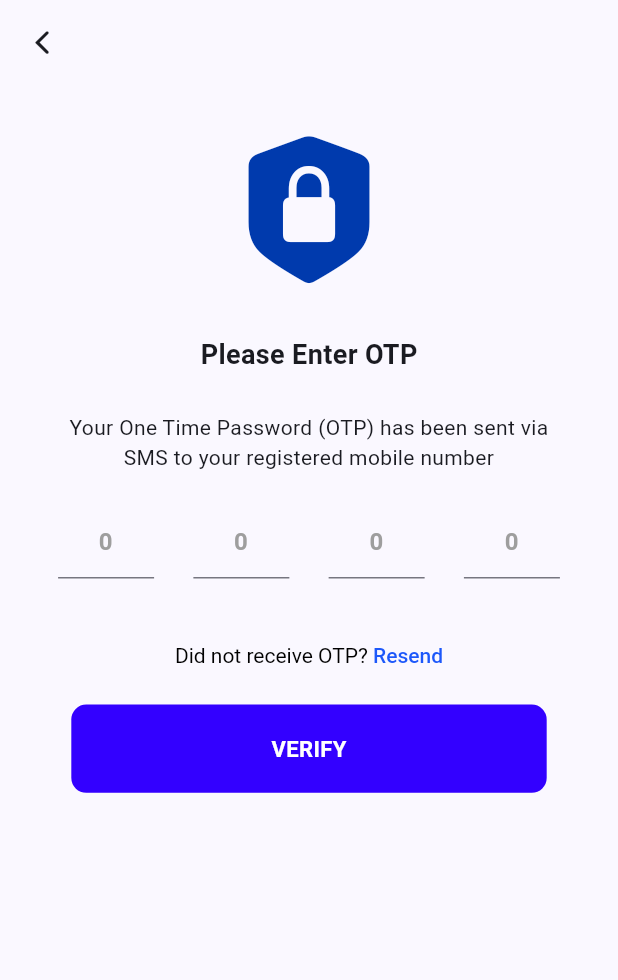
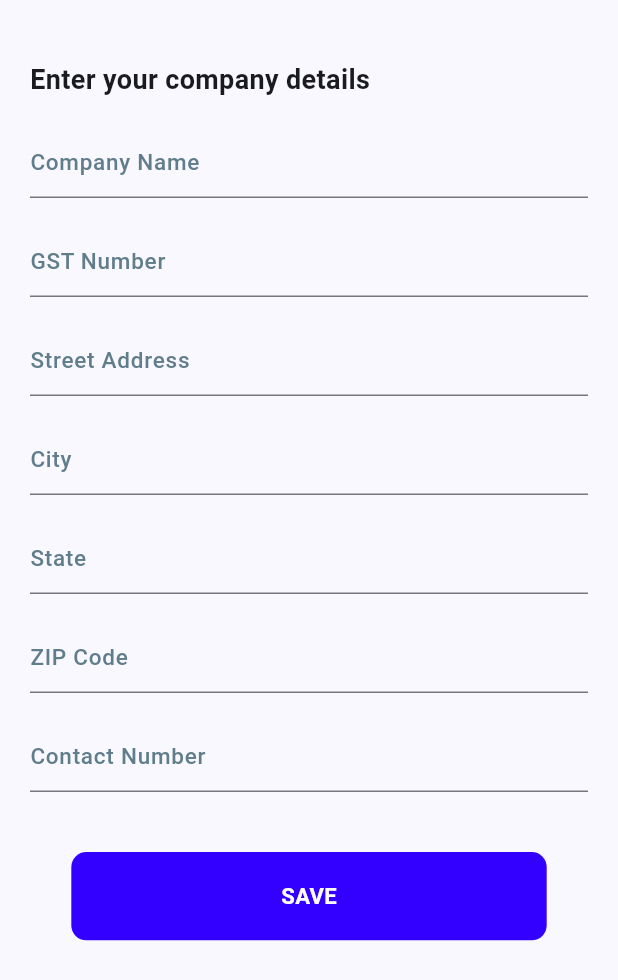
Before and after one commit to joyaljosephnote/sales_tracker_invoce_application, a Flutter app: the OtpFormScreen screen opened by its route, after a tap on "VERIFY", on a phone screen of 412 x 824 dp. Shown: the top 980 px of the screen. Run offline on Flutter 3.47's test engine with Material 2 defaults, Android fonts, the phone set to English and light mode, and no system bars; our stand-ins replace bloc, cloud_firestore, firebase_auth, firebase_core, flutter_bloc, flutter_svg and 2 more; accounts and stored records are empty.

Commit message:
google auth sucsussfully added

```diff
--- /dev/null
+++ b/lib/data/repositories/auth_repository/auth_repositories.dart
@@ -0,0 +1,6 @@
+import 'package:sales_tracker/featurs/utils/constants/constants.dart';
+
+abstract class AuthRepository {
+  Future<AuthResults> signInWithGoogle();
+  Future<void> sendEmailForVerification();
+}
--- /dev/null
+++ b/lib/featurs/business_logics/auth/auth_bloc.dart
@@ -0,0 +1,23 @@
+import 'dart:async';
+import 'package:bloc/bloc.dart';
+import 'package:sales_tracker/data/repositories/auth_repository/auth_repositories.dart';
+import 'package:sales_tracker/featurs/utils/constants/constants.dart';
+
+part 'auth_event.dart';
+part 'auth_state.dart';
+
+class AuthBloc extends Bloc<AuthEvent, AuthState> {
+  final AuthRepository authRepository;
+  AuthBloc(this.authRepository) : super(AuthInitial()) {
+    on<GoogleSignUpEvent>(googleSignUpEvent);
+  }
+
+  FutureOr<void> googleSignUpEvent(
+      GoogleSignUpEvent event, Emitter<AuthState> emit) async {
+    AuthResults authResults = await authRepository.signInWithGoogle();
+    authResults == AuthResults.googleSignInVerified ||
+            authResults == AuthResults.googleSignInVerifiedNewUser
+        ? emit(AuthSuccess(authResults: authResults))
+        : emit(AuthError(authResults: authResults));
+  }
+}
--- /dev/null
+++ b/lib/featurs/business_logics/auth/auth_event.dart
@@ -0,0 +1,7 @@
+part of 'auth_bloc.dart';
+
+class AuthEvent {}
+
+class VerifyEmailEvent extends AuthEvent {}
+
+class GoogleSignUpEvent extends AuthEvent {}
--- /dev/null
+++ b/lib/featurs/business_logics/auth/auth_state.dart
@@ -0,0 +1,19 @@
+part of 'auth_bloc.dart';
+
+abstract class AuthState {}
+
+class AuthInitial extends AuthState {}
+
+class AuthLoading extends AuthState {}
+
+class AuthError extends AuthState {
+  final AuthResults authResults;
+  AuthError({required this.authResults});
+}
+
+class AuthSuccess extends AuthState {
+  final AuthResults authResults;
+  AuthSuccess({required this.authResults});
+}
+
+class EmailVerified extends AuthState {}
--- a/lib/featurs/presentation/routes/generated_rountes.dart
+++ b/lib/featurs/presentation/routes/generated_rountes.dart
@@ -1,6 +1,7 @@
 import 'package:flutter/material.dart';
 import 'package:sales_tracker/featurs/business_logics/landing_page_bloc/landing_page_bloc.dart';
 import 'package:sales_tracker/featurs/presentation/routes/routs.dart';
+import 'package:sales_tracker/featurs/presentation/screens/mobile/business_profile_screen/business_profile_screen.dart';
 import 'package:sales_tracker/featurs/presentation/screens/mobile/landing_screen/landing_screen.dart';
 import 'package:sales_tracker/featurs/presentation/screens/mobile/auth_screen/auth_screen.dart';
 import 'package:sales_tracker/featurs/presentation/screens/mobile/otp_screen/otp_form_screen.dart';
@@ -20,6 +21,9 @@ class RouteGenerator {
         return MaterialPageRoute(builder: (context) => const LandingScreen());
       case Routes.otpVerificationScreen:
         return MaterialPageRoute(builder: (context) => const OtpFormScreen());
+      case Routes.businessProfileScreen:
+        return MaterialPageRoute(
+            builder: (context) => const BusinessProfileScreen());
       default:
         return _errorRoute();
     }
--- a/lib/featurs/presentation/routes/routs.dart
+++ b/lib/featurs/presentation/routes/routs.dart
@@ -3,4 +3,5 @@ class Routes {
   static const String authScreen = '/sign_in';
   static const String otpVerificationScreen = '/otp_verification';
   static const String landingScreen = '/landig_screen';
+  static const String businessProfileScreen = '/business_profile_screen';
 }
--- /dev/null
+++ b/lib/featurs/presentation/screens/mobile/business_profile_screen/business_profile_screen.dart
@@ -0,0 +1,213 @@
+import 'package:flutter/cupertino.dart';
+import 'package:flutter/material.dart';
+import 'package:sales_tracker/featurs/presentation/routes/routs.dart';
+import 'package:sales_tracker/featurs/utils/colors/app_colors.dart';
+import 'package:sales_tracker/featurs/utils/constants/constants.dart';
+import 'package:sales_tracker/featurs/utils/widgets/Ink_well_button.dart';
+import 'package:sales_tracker/featurs/utils/widgets/sized_box_widgets.dart';
+import 'package:sales_tracker/featurs/utils/widgets/text_style.dart';
+
+class BusinessProfileScreen extends StatelessWidget {
+  const BusinessProfileScreen({super.key});
+
+  @override
+  Widget build(BuildContext context) {
+    return Scaffold(
+      // appBar: AppBar(
+      //   title: textHeding1(data: "", textSize: 18),
+      //   centerTitle: true,
+      //   leading: IconButton(
+      //     onPressed: () =>
+      //         Navigator.popAndPushNamed(context, Routes.otpVerificationScreen),
+      //     icon: const Icon(
+      //       CupertinoIcons.back,
+      //     ),
+      //   ),
+      // ),
+      body: SafeArea(
+        child: SingleChildScrollView(
+          child: Container(
+            margin: const EdgeInsets.fromLTRB(20, 0, 20, 0),
+            child: Column(
+              children: [
+                heightSizedBox(heightValue: 40.0),
+                Align(
+                  alignment: Alignment.centerLeft,
+                  child: textHeding1(
+                    data: 'Enter your company details',
+                    textSize: 18,
+                  ),
+                ),
+                heightSizedBox(heightValue: 18.0),
+                TextFormField(
+                  validator: (value) {
+                    return null;
+                  },
+                  textCapitalization: TextCapitalization.sentences,
+                  decoration: const InputDecoration(
+                    focusColor: Colors.amber,
+                    border: UnderlineInputBorder(),
+                    hintText: "Company Name",
+                    hintStyle: TextStyle(
+                        fontSize: 15,
+                        fontWeight: FontWeight.w500,
+                        color: Colors.blueGrey),
+                  ),
+                  keyboardType: TextInputType.text,
+                  style: const TextStyle(
+                    fontSize: 16,
+                    fontWeight: FontWeight.bold,
+                    color: primaryColor,
+                  ),
+                ),
+                heightSizedBox(heightValue: 18.0),
+                TextFormField(
+                  validator: (value) {
+                    return null;
+                  },
+                  textCapitalization: TextCapitalization.characters,
+                  decoration: const InputDecoration(
+                    focusColor: Colors.amber,
+                    border: UnderlineInputBorder(),
+                    hintText: "GST Number",
+                    hintStyle: TextStyle(
+                        fontSize: 15,
+                        fontWeight: FontWeight.w500,
+                        color: Colors.blueGrey),
+                  ),
+                  style: const TextStyle(
+                    fontSize: 16,
+                    fontWeight: FontWeight.bold,
+                    color: primaryColor,
+                  ),
+                ),
+                heightSizedBox(heightValue: 18.0),
+                TextFormField(
+                  validator: (value) {
+                    return null;
+                  },
+                  textCapitalization: TextCapitalization.characters,
+                  decoration: const InputDecoration(
+                    focusColor: Colors.amber,
+                    border: UnderlineInputBorder(),
+                    hintText: "Street Address",
+                    hintStyle: TextStyle(
+                        fontSize: 15,
+                        fontWeight: FontWeight.w500,
+                        color: Colors.blueGrey),
+                  ),
+                  style: const TextStyle(
+                    fontSize: 16,
+                    fontWeight: FontWeight.bold,
+                    color: primaryColor,
+                  ),
+                ),
+                heightSizedBox(heightValue: 18.0),
+                TextFormField(
+                  validator: (value) {
+                    return null;
+                  },
+                  textCapitalization: TextCapitalization.characters,
+                  decoration: const InputDecoration(
+                    focusColor: Colors.amber,
+                    border: UnderlineInputBorder(),
+                    hintText: "City",
+                    hintStyle: TextStyle(
+                        fontSize: 15,
+                        fontWeight: FontWeight.w500,
+                        color: Colors.blueGrey),
+                  ),
+                  style: const TextStyle(
+                    fontSize: 16,
+                    fontWeight: FontWeight.bold,
+                    color: primaryColor,
+                  ),
+                ),
+                heightSizedBox(heightValue: 18.0),
+                TextFormField(
+                  validator: (value) {
+                    return null;
+                  },
+                  textCapitalization: TextCapitalization.characters,
+                  decoration: const InputDecoration(
+                    focusColor: Colors.amber,
+                    border: UnderlineInputBorder(),
+                    hintText: "State",
+                    hintStyle: TextStyle(
+                        fontSize: 15,
+                        fontWeight: FontWeight.w500,
+                        color: Colors.blueGrey),
+                  ),
+                  style: const TextStyle(
+                    fontSize: 16,
+                    fontWeight: FontWeight.bold,
+                    color: primaryColor,
+                  ),
+                ),
+                heightSizedBox(heightValue: 18.0),
+                TextFormField(
+                  validator: (value) {
+                    return null;
+                  },
+                  keyboardType: TextInputType.number,
+                  decoration: const InputDecoration(
+                    focusColor: Colors.amber,
+                    border: UnderlineInputBorder(),
+                    hintText: "ZIP Code",
+                    hintStyle: TextStyle(
+                        fontSize: 15,
+                        fontWeight: FontWeight.w500,
+                        color: Colors.blueGrey),
+                  ),
+                  style: const TextStyle(
+                    fontSize: 16,
+                    fontWeight: FontWeight.bold,
+                    color: primaryColor,
+                  ),
+                ),
+                heightSizedBox(heightValue: 18.0),
+                TextFormField(
+                  validator: (value) {
+                    return null;
+                  },
+                  keyboardType: TextInputType.phone,
+                  decoration: const InputDecoration(
+                    focusColor: Colors.amber,
+                    border: UnderlineInputBorder(),
+                    hintText: "Contact Number",
+                    hintStyle: TextStyle(
+                        fontSize: 15,
+                        fontWeight: FontWeight.w500,
+                        color: Colors.blueGrey),
+                  ),
+                  style: const TextStyle(
+                    fontSize: 16,
+                    fontWeight: FontWeight.bold,
+                    color: primaryColor,
+                  ),
+                ),
+                heightSizedBox(heightValue: 40.0),
+                Container(
+                  width: sWidth! / 1.3,
+                  height: sWidth! / 7,
+                  decoration: const BoxDecoration(
+                    color: buttonColor,
+                    borderRadius: BorderRadius.all(Radius.circular(10)),
+                  ),
+                  child: InkWellButtonWidget(
+                    borderRadius: 12,
+                    data: "SAVE",
+                    fontSize: sWidth! / 28,
+                    onTap: () {
+                      Navigator.popAndPushNamed(context, Routes.landingScreen);
+                    },
+                  ),
+                ),
+              ],
+            ),
+          ),
+        ),
+      ),
+    );
+  }
+}
--- a/lib/featurs/utils/components/auth_screen_cmp/auth_screen_componets.dart
+++ b/lib/featurs/utils/components/auth_screen_cmp/auth_screen_componets.dart
@@ -1,7 +1,9 @@
 import 'package:flutter/cupertino.dart';
 import 'package:flutter/gestures.dart';
 import 'package:flutter/material.dart';
+import 'package:flutter_bloc/flutter_bloc.dart';
 import 'package:flutter_svg/svg.dart';
+import 'package:sales_tracker/featurs/business_logics/auth/auth_bloc.dart';
 import 'package:sales_tracker/featurs/presentation/routes/routs.dart';
 import 'package:sales_tracker/featurs/utils/colors/app_colors.dart';
 import 'package:sales_tracker/featurs/utils/constants/constants.dart';
@@ -77,14 +79,29 @@ class GoogleSign extends StatelessWidget {
 
   @override
   Widget build(BuildContext context) {
-    return InkWell(
+    final blocProvider = BlocProvider.of<AuthBloc>(context);
+    return BlocListener<AuthBloc, AuthState>(
+      listenWhen: (previous, current) => current is AuthSuccess,
+      listener: (context, state) {
+        state as AuthSuccess;
+        if (AuthResults.googleSignInVerified == state.authResults) {
+          Navigator.popAndPushNamed(context, Routes.authScreen);
+        } else if (state.authResults ==
+            AuthResults.googleSignInVerifiedNewUser) {
+          Navigator.popAndPushNamed(context, Routes.businessProfileScreen);
+        }
+      },
+      child: InkWell(
         borderRadius: const BorderRadius.all(
           Radius.circular(25),
         ),
-      onTap: () {},
+        onTap: () {
+          blocProvider.add(GoogleSignUpEvent());
+        },
         child: SvgPicture.asset(
           'assets/images/google.svg',
           width: 48,
+        ),
       ),
     );
   }
--- a/lib/featurs/utils/components/otp_screen_cmp/otp_screen_componets.dart
+++ b/lib/featurs/utils/components/otp_screen_cmp/otp_screen_componets.dart
@@ -2,6 +2,7 @@ import 'package:flutter/cupertino.dart';
 import 'package:flutter/gestures.dart';
 import 'package:flutter/material.dart';
 import 'package:flutter/services.dart';
+import 'package:sales_tracker/featurs/presentation/routes/routs.dart';
 import 'package:sales_tracker/featurs/utils/colors/app_colors.dart';
 import 'package:sales_tracker/featurs/utils/constants/constants.dart';
 import 'package:sales_tracker/featurs/utils/widgets/Ink_well_button.dart';
@@ -148,7 +149,9 @@ class VerifyButton extends StatelessWidget {
         borderRadius: 12,
         data: "VERIFY",
         fontSize: sWidth! / 28,
-        onTap: () {},
+        onTap: () {
+          Navigator.popAndPushNamed(context, Routes.businessProfileScreen);
+        },
       ),
     );
   }
--- a/lib/featurs/utils/constants/constants.dart
+++ b/lib/featurs/utils/constants/constants.dart
@@ -13,3 +13,19 @@ void screenSizeFinder(BuildContext context) {
   sHeight = size.height;
   sWidth = size.width;
 }
+
+enum AuthResults {
+  initial,
+  loginSuccess,
+  signUpSuccess,
+  emailAlreadyExists,
+  invalidEmail,
+  weakPassword,
+  userNotFound,
+  wrongPassword,
+  error,
+  verified,
+  googleSignInVerified,
+  googleSignInVerifiedNewUser,
+  passwordReset
+}
--- a/pubspec.yaml
+++ b/pubspec.yaml
@@ -39,6 +39,11 @@ dependencies:
   flutter_bloc: ^8.1.3
   bloc: ^8.1.2
   google_fonts: ^6.1.0
+  firebase_core: ^2.22.0
+  firebase_auth: ^4.14.0
+  google_sign_in: ^6.1.5
+  firebase_storage: ^11.2.8
+  cloud_firestore: ^4.9.3
 
 dev_dependencies:
   flutter_test:
```
Also changed, not shown: lib/data/data_sources/auth_data_sources/auth_data_sources.dart (added, +41 -0 lines), lib/data/data_sources/auth_data_sources/firestore_service/username_exist.dart (added, +23 -0 lines), lib/data/data_sources/firestore_service/username_exist.dart (added, +23 -0 lines), lib/featurs/presentation/screens/mobile/auth_screen/auth_screen.dart (+6 -3 lines), lib/main.dart (+10 -1 lines), lib/firebase_options.dart (added), pubspec.lock, 9 other files. Lines whose indentation alone changed are shown as unchanged.
